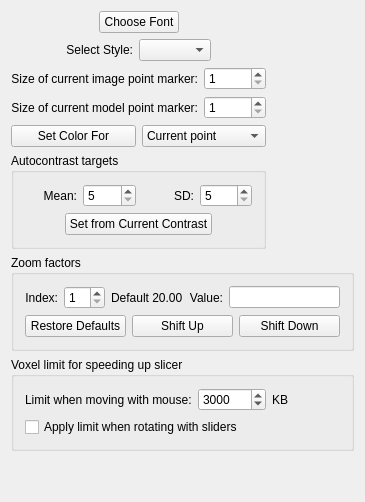
Old version of the form imod/form_appearance.ui in the repository LabShare-Archive/IMOD.
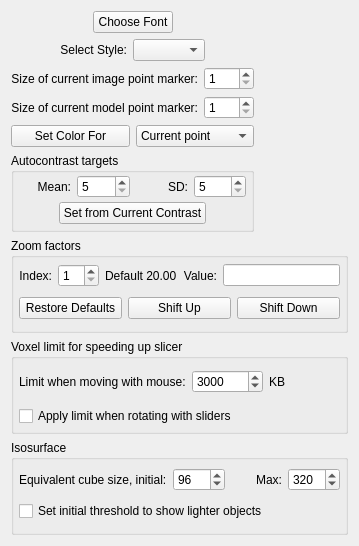
New version of the form.

Commit message: Preferences for default and maximum isosurface volume and threshold polarity

Diff of the .ui file:
```diff
--- a/imod/form_appearance.ui
+++ b/imod/form_appearance.ui
@@ -5,20 +5,14 @@
    <rect>
     <x>0</x>
     <y>0</y>
-    <width>365</width>
-    <height>502</height>
+    <width>359</width>
+    <height>546</height>
    </rect>
   </property>
   <property name="windowTitle" >
    <string>Appearance</string>
   </property>
-  <layout class="QVBoxLayout" >
-   <property name="spacing" >
-    <number>6</number>
-   </property>
-   <property name="margin" >
-    <number>11</number>
-   </property>
+  <layout class="QVBoxLayout" name="verticalLayout_2" >
    <item>
     <layout class="QHBoxLayout" >
      <item>
@@ -265,6 +259,21 @@
           <string>Autocontrast targets</string>
          </property>
          <layout class="QVBoxLayout" >
+          <property name="spacing" >
+           <number>4</number>
+          </property>
+          <property name="leftMargin" >
+           <number>5</number>
+          </property>
+          <property name="topMargin" >
+           <number>2</number>
+          </property>
+          <property name="rightMargin" >
+           <number>5</number>
+          </property>
+          <property name="bottomMargin" >
+           <number>5</number>
+          </property>
           <item>
            <layout class="QHBoxLayout" >
             <item>
@@ -399,8 +408,17 @@
       <property name="spacing" >
        <number>6</number>
       </property>
-      <property name="margin" >
-       <number>11</number>
+      <property name="leftMargin" >
+       <number>5</number>
+      </property>
+      <property name="topMargin" >
+       <number>2</number>
+      </property>
+      <property name="rightMargin" >
+       <number>5</number>
+      </property>
+      <property name="bottomMargin" >
+       <number>5</number>
       </property>
       <item>
        <layout class="QHBoxLayout" >
@@ -514,6 +532,21 @@
       <string>Voxel limit for speeding up slicer</string>
      </property>
      <layout class="QVBoxLayout" >
+      <property name="spacing" >
+       <number>4</number>
+      </property>
+      <property name="leftMargin" >
+       <number>5</number>
+      </property>
+      <property name="topMargin" >
+       <number>2</number>
+      </property>
+      <property name="rightMargin" >
+       <number>5</number>
+      </property>
+      <property name="bottomMargin" >
+       <number>5</number>
+      </property>
       <item>
        <layout class="QHBoxLayout" >
         <item>
@@ -571,20 +604,94 @@
     </widget>
    </item>
    <item>
-    <spacer name="spacer14" >
-     <property name="orientation" >
-      <enum>Qt::Vertical</enum>
+    <widget class="QGroupBox" name="groupBox" >
+     <property name="title" >
+      <string>Isosurface</string>
      </property>
-     <property name="sizeType" >
-      <enum>QSizePolicy::Expanding</enum>
-     </property>
-     <property name="sizeHint" stdset="0" >
-      <size>
-       <width>20</width>
-       <height>16</height>
-      </size>
-     </property>
-    </spacer>
+     <layout class="QVBoxLayout" name="verticalLayout" >
+      <property name="spacing" >
+       <number>4</number>
+      </property>
+      <property name="leftMargin" >
+       <number>5</number>
+      </property>
+      <property name="topMargin" >
+       <number>2</number>
+      </property>
+      <property name="rightMargin" >
+       <number>5</number>
+      </property>
+      <property name="bottomMargin" >
+       <number>5</number>
+      </property>
+      <item>
+       <layout class="QHBoxLayout" name="horizontalLayout" >
+        <item>
+         <widget class="QLabel" name="label" >
+          <property name="text" >
+           <string>Equivalent cube size, initial:</string>
+          </property>
+         </widget>
+        </item>
+        <item>
+         <widget class="QSpinBox" name="isoBoxInitSpin" >
+          <property name="toolTip" >
+           <string>Set initial box size to the cube of this number of voxels</string>
+          </property>
+          <property name="minimum" >
+           <number>32</number>
+          </property>
+          <property name="maximum" >
+           <number>160</number>
+          </property>
+          <property name="singleStep" >
+           <number>4</number>
+          </property>
+          <property name="value" >
+           <number>96</number>
+          </property>
+         </widget>
+        </item>
+        <item>
+         <widget class="QLabel" name="label_2" >
+          <property name="text" >
+           <string>Max:</string>
+          </property>
+          <property name="alignment" >
+           <set>Qt::AlignRight|Qt::AlignTrailing|Qt::AlignVCenter</set>
+          </property>
+         </widget>
+        </item>
+        <item>
+         <widget class="QSpinBox" name="isoBoxLimitSpin" >
+          <property name="toolTip" >
+           <string>Limit box size to the cube of this number of voxels</string>
+          </property>
+          <property name="maximum" >
+           <number>520</number>
+          </property>
+          <property name="singleStep" >
+           <number>10</number>
+          </property>
+          <property name="value" >
+           <number>320</number>
+          </property>
+         </widget>
+        </item>
+       </layout>
+      </item>
+      <item>
+       <widget class="QCheckBox" name="isoHighBox" >
+        <property name="toolTip" >
+         <string>Set first isosurface threshold above instead of below the median intensity</string>
+        </property>
+        <property name="text" >
+         <string>Set initial threshold to show lighter objects</string>
+        </property>
+       </widget>
+      </item>
+     </layout>
+    </widget>
    </item>
   </layout>
  </widget>
```
The commit also changes 5 other files.
